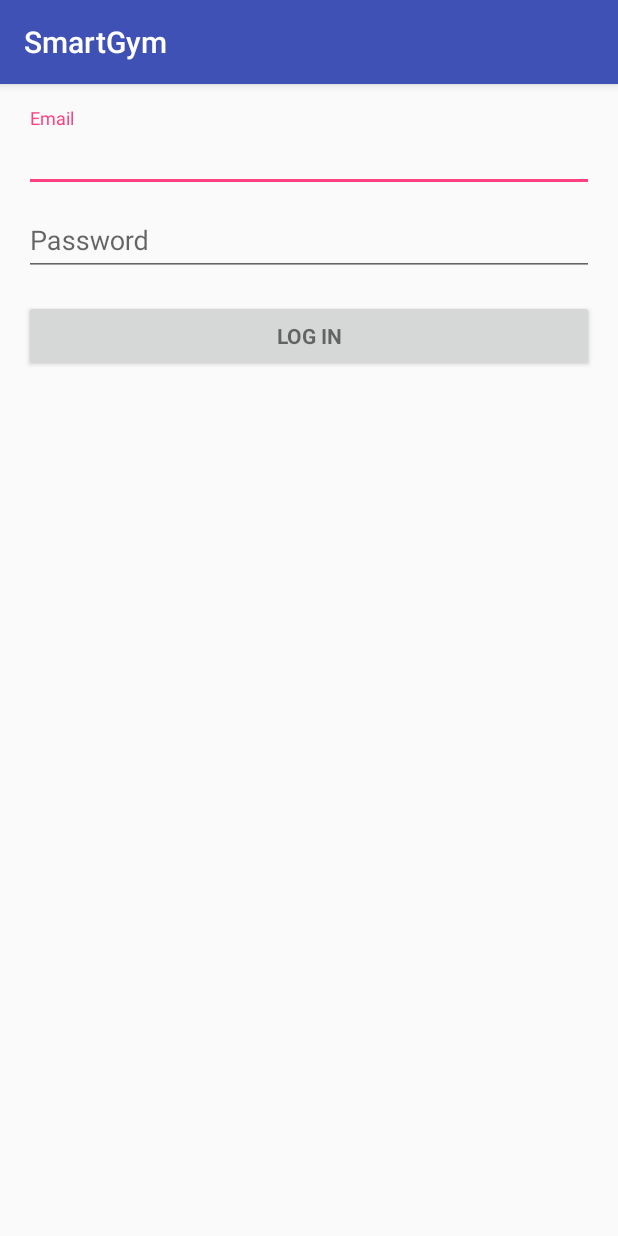
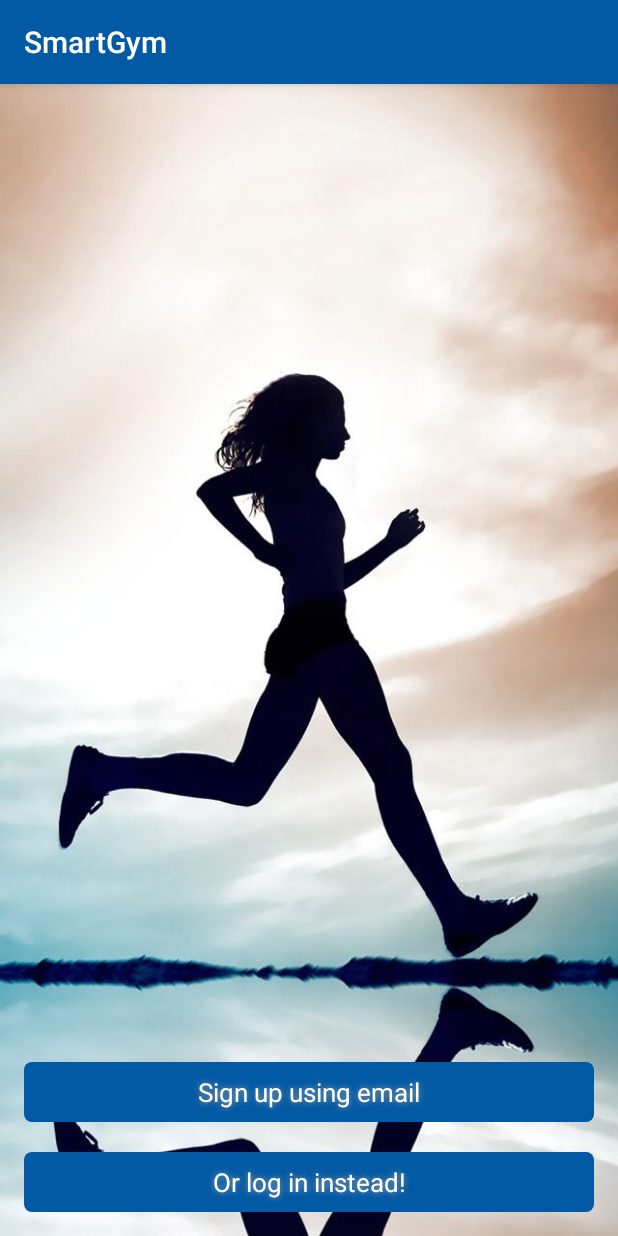
Before and after one commit to NerdsWitAttitudes/Smart-Gym-Android, an Android app: the screen it shows after launch (SignIn before the commit, Welcome after it), on a phone screen of 412 x 824 dp. Run offline under Robolectric (Android 15) with nearby library versions, the phone set to English and light mode, and no system bars.

Commit message:
sign up logic, validation and styling

```diff
--- a/app/src/main/java/smartgym/api/AuthAPI.java
+++ b/app/src/main/java/smartgym/api/AuthAPI.java
@@ -5,6 +5,7 @@ import smartgym.models.Login;
 import retrofit2.Call;
 import retrofit2.http.Body;
 import retrofit2.http.POST;
+import smartgym.models.SignUpData;
 
 /**
  * Created by robin on 19-4-16.
@@ -14,4 +15,9 @@ public interface AuthAPI {
     Call<HTTPResponse> logIn(
             @Body Login login
     );
+
+    @POST("user")
+    Call<HTTPResponse> signUp(
+            @Body SignUpData signUpData
+    );
 }
--- a/app/src/main/java/smartgym/api/ServiceGenerator.java
+++ b/app/src/main/java/smartgym/api/ServiceGenerator.java
@@ -23,11 +23,11 @@ public class ServiceGenerator {
                 .baseUrl(baseURL)
                 .addConverterFactory(GsonConverterFactory.create());
 
-    public static <S> S createPartyPeakService(Class<S> serviceClass){
-        return createPartyPeakService(serviceClass, null);
+    public static <S> S createSmartGymService(Class<S> serviceClass){
+        return createSmartGymService(serviceClass, null);
     }
 
-    public static <S> S createPartyPeakService(Class<S> serviceClass, final String authToken){
+    public static <S> S createSmartGymService(Class<S> serviceClass, final String authToken){
         if (authToken != null) {
             httpClient.addInterceptor(new Interceptor() {
                 @Override
--- a/app/src/main/java/smartgym/smartgym/SignIn.java
+++ b/app/src/main/java/smartgym/smartgym/SignIn.java
@@ -123,7 +123,7 @@ public class SignIn extends AppCompatActivity  {
 
         @Override
         protected Boolean doInBackground(Void... params) {
-            AuthAPI loginService = ServiceGenerator.createPartyPeakService(AuthAPI.class);
+            AuthAPI loginService = ServiceGenerator.createSmartGymService(AuthAPI.class);
             Call<HTTPResponse> call = loginService.logIn(new Login(mEmail, mPassword));
 
 
--- /dev/null
+++ b/app/src/main/java/smartgym/smartgym/Welcome.java
@@ -0,0 +1,27 @@
+package smartgym.smartgym;
+
+import android.content.Intent;
+import android.support.v7.app.AppCompatActivity;
+import android.os.Bundle;
+import android.view.View;
+
+import com.nwa.smartgym.R;
+
+public class Welcome extends AppCompatActivity {
+
+    @Override
+    protected void onCreate(Bundle savedInstanceState) {
+        super.onCreate(savedInstanceState);
+        setContentView(R.layout.activity_welcome);
+    }
+
+    public void launchLogin(View view) {
+        Intent intent = new Intent(this, SignIn.class);
+        startActivity(intent);
+    }
+
+    public void launchSignUp(View view) {
+        Intent intent = new Intent(this, SignUp.class);
+        startActivity(intent);
+    }
+}
--- /dev/null
+++ b/app/src/main/res/drawable-nodpi/default_button_shape.xml
@@ -0,0 +1,19 @@
+<?xml version="1.0" encoding="utf-8"?>
+<shape xmlns:android="http://schemas.android.com/apk/res/android" android:shape="rectangle" >
+    <corners
+        android:radius="5dp"
+        />
+    <solid
+        android:color="#025AA5"
+        />
+    <padding
+        android:left="0dp"
+        android:top="0dp"
+        android:right="0dp"
+        android:bottom="0dp"
+        />
+    <size
+        android:width="270dp"
+        android:height="60dp"
+        />
+</shape>
--- /dev/null
+++ b/app/src/main/res/layout/activity_welcome.xml
@@ -0,0 +1,30 @@
+<?xml version="1.0" encoding="utf-8"?>
+<RelativeLayout xmlns:android="http://schemas.android.com/apk/res/android"
+    xmlns:tools="http://schemas.android.com/tools"
+    android:layout_width="match_parent"
+    android:layout_height="match_parent"
+    android:paddingBottom="@dimen/activity_vertical_margin"
+    android:paddingLeft="@dimen/activity_horizontal_margin"
+    android:paddingRight="@dimen/activity_horizontal_margin"
+    android:paddingTop="@dimen/activity_vertical_margin"
+    android:background="@drawable/background"
+    tools:context="smartgym.smartgym.Welcome">
+
+    <Button
+        android:layout_width="match_parent"
+        android:layout_height="40dp"
+        android:text="@string/action_log_in_welcome"
+        android:id="@+id/welcome_log_in"
+        android:onClick="launchLogin"
+        android:layout_alignParentBottom="true"/>
+
+    <Button
+        android:layout_width="match_parent"
+        android:layout_height="40dp"
+        android:id="@+id/welcome_sign_up"
+        android:text="@string/action_sign_up_welcome"
+        android:layout_above="@id/welcome_log_in"
+        android:onClick="launchSignUp"
+        android:layout_marginBottom="20dp"/>
+
+</RelativeLayout>
--- a/app/src/main/res/values/colors.xml
+++ b/app/src/main/res/values/colors.xml
@@ -1,6 +1,6 @@
 <?xml version="1.0" encoding="utf-8"?>
 <resources>
-    <color name="colorPrimary">#3F51B5</color>
+    <color name="colorPrimary">#025AA5</color>
     <color name="colorPrimaryDark">#303F9F</color>
     <color name="colorAccent">#FF4081</color>
 </resources>
--- a/app/src/main/res/values/styles.xml
+++ b/app/src/main/res/values/styles.xml
@@ -6,6 +6,24 @@
         <item name="colorPrimary">@color/colorPrimary</item>
         <item name="colorPrimaryDark">@color/colorPrimaryDark</item>
         <item name="colorAccent">@color/colorAccent</item>
+        <item name="android:buttonStyle">@style/DefaultButton</item>
+        <item name="buttonStyle">@style/DefaultButton</item>
+    </style>
+
+    <style name="AppTheme.NoActionBar">
+        <item name="android:windowActionBar">false</item>
+        <item name="android:windowNoTitle">true</item>
+    </style>
+
+    <!-- Buttons -->
+    <style name="DefaultButton" parent="android:Widget.Button">
+        <item name="android:background">@drawable/default_button_shape</item>
+        <item name="android:textSize">17sp</item>
+        <item name="android:textColor">#FFFFFF</item>
+        <item name="android:shadowColor">#A8A8A8</item>
+        <item name="android:shadowDx">0</item>
+        <item name="android:shadowDy">0</item>
+        <item name="android:shadowRadius">5</item>
     </style>
 
 </resources>
```
Also changed, not shown: app/src/main/AndroidManifest.xml (+10 -1 lines), app/src/main/java/smartgym/lib/DefaultPageAdapter.java (added, +30 -0 lines), app/src/main/java/smartgym/lib/NonSwipeableViewPager.java (added, +29 -0 lines), app/src/main/java/smartgym/models/SignUpData.java (added, +21 -0 lines), app/src/main/java/smartgym/smartgym/SignUp.java (added, +291 -0 lines), app/src/main/res/layout/activity_sign_up.xml (added, +17 -0 lines), app/src/main/res/layout/fragment_sign_up_email.xml (added, +32 -0 lines), app/src/main/res/layout/fragment_sign_up_password.xml (added, +40 -0 lines), app/src/main/res/layout/fragment_sign_up_personal.xml (added, +59 -0 lines), app/src/main/res/layout/fragment_sign_up_terms.xml (added, +27 -0 lines), app/src/main/res/values/strings.xml (+31 -0 lines), app/src/main/res/drawable-nodpi/background.jpg (added).
